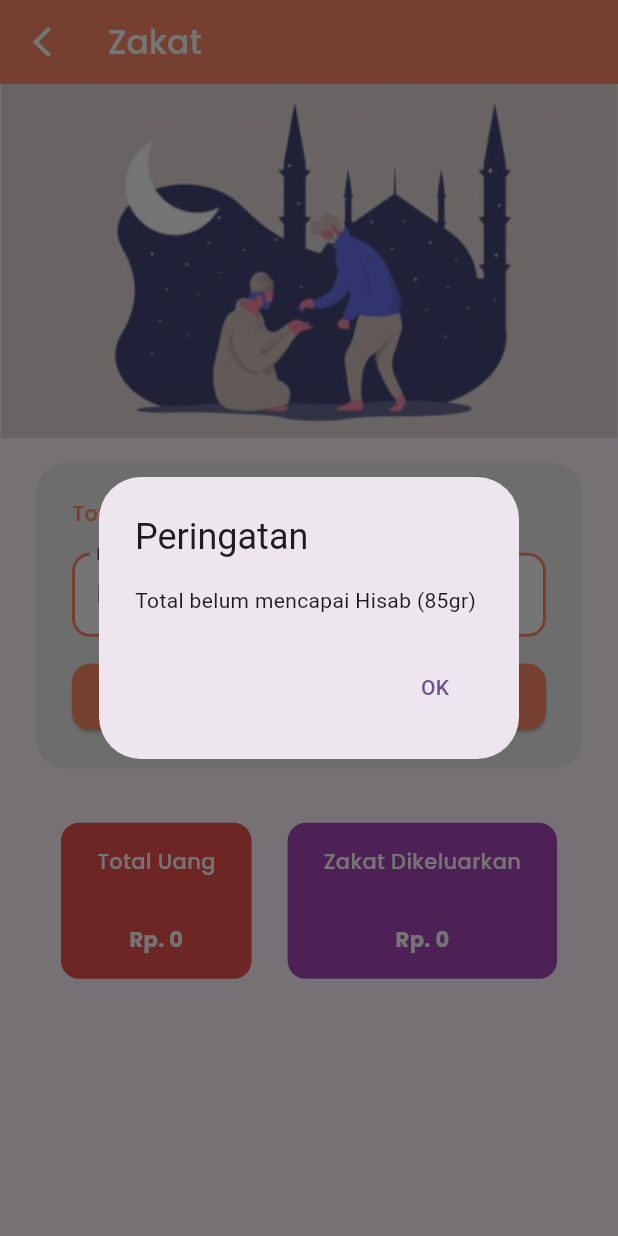
After one commit to hafizsiregar/Bitaqwa-v2, a Flutter app: the ZakatScreen screen opened by its route, after a tap on "OK", on a phone screen of 412 x 824 dp. The commit adds this screen. Run offline on Flutter 3.47's test engine with Material 3 defaults, Android fonts, the phone set to English and light mode, and no system bars; our stand-ins replace flutter_masked_text2.

Commit message:
add: zakat screen

```diff
--- a/lib/main.dart
+++ b/lib/main.dart
@@ -1,5 +1,6 @@
 import 'package:bitaqwa/presentation/screen/dashboard_screen.dart';
 import 'package:bitaqwa/presentation/screen/doa_screen.dart';
+import 'package:bitaqwa/presentation/screen/zakat_screen.dart';
 import 'package:flutter/material.dart';
 
 void main() {
@@ -18,7 +19,8 @@ class MyApp extends StatelessWidget {
       ),
       routes: {
         '/': (context) => const DashboardScreen(),
-        'doa': (context) => const DoaScreen()
+        'doa': (context) => const DoaScreen(),
+        'zakat': (context) => const ZakatScreen(),
       },
     );
   }
--- a/lib/presentation/screen/dashboard_screen.dart
+++ b/lib/presentation/screen/dashboard_screen.dart
@@ -125,7 +125,11 @@ class DashboardScreen extends StatelessWidget {
               const SizedBox(
                 width: 12,
               ),
-              Column(
+              GestureDetector(
+                onTap: () {
+                  Navigator.pushNamed(context, 'zakat');
+                },
+                child: Column(
                   children: [
                     Image.asset(
                       'assets/images/ic_menu_zakat.png',
@@ -138,6 +142,7 @@ class DashboardScreen extends StatelessWidget {
                       ),
                     ),
                   ],
+                ),
               ),
               const SizedBox(
                 width: 12,
--- /dev/null
+++ b/lib/presentation/screen/zakat_screen.dart
@@ -0,0 +1,253 @@
+import 'package:bitaqwa/utils/color_constant.dart';
+import 'package:flutter/material.dart';
+import 'package:flutter_masked_text2/flutter_masked_text2.dart';
+import 'package:intl/intl.dart';
+
+class ZakatScreen extends StatefulWidget {
+  const ZakatScreen({super.key});
+
+  @override
+  State<ZakatScreen> createState() => _ZakatScreenState();
+}
+
+class _ZakatScreenState extends State<ZakatScreen> {
+  final MoneyMaskedTextController controllerRupiah = MoneyMaskedTextController(
+    thousandSeparator: '.',
+    precision: 0,
+    decimalSeparator: '',
+  );
+  double totalHarta = 0;
+  double zakatDikeluarkan = 0;
+  final double minimumHarta = 85000000;
+
+  String formattedTotalHarta = '';
+  String formattedZakatDikeluarkan = '';
+
+  void hitungZakat() {
+    String cleanValue = controllerRupiah.text.replaceAll('.', '');
+    double inputValue = double.tryParse(cleanValue) ?? 0;
+
+    if (inputValue >= minimumHarta) {
+      setState(() {
+        totalHarta = inputValue;
+        zakatDikeluarkan = (inputValue * 2.5) / 100;
+      });
+
+      formattedTotalHarta = NumberFormat.currency(locale: 'id_ID', symbol: 'Rp')
+          .format(totalHarta);
+      formattedZakatDikeluarkan =
+          NumberFormat.currency(locale: 'id_ID', symbol: 'Rp')
+              .format(zakatDikeluarkan);
+    } else {
+      showDialog(
+        context: context,
+        builder: (context) => AlertDialog(
+          title: const Text('Peringatan'),
+          content: const Text('Total belum mencapai Hisab (85gr)'),
+          actions: <Widget>[
+            TextButton(
+              onPressed: () {
+                Navigator.of(context).pop();
+              },
+              child: const Text('OK'),
+            ),
+          ],
+        ),
+      );
+    }
+  }
+
+  @override
+  Widget build(BuildContext context) {
+    String formattedTotalHarta = controllerRupiah.text.replaceAll('.', ',');
+    String formattedZakatDikeluarkan =
+        zakatDikeluarkan.toStringAsFixed(0).replaceAll('.', ',');
+    return Scaffold(
+      appBar: AppBar(
+        backgroundColor: ColorConstant.colorPrimary,
+        title: Text(
+          'Zakat',
+          style: TextStyle(
+            color: ColorConstant.colorWhite,
+            fontFamily: "PoppinsMedium",
+          ),
+        ),
+        leading: IconButton(
+          icon: Icon(
+            Icons.arrow_back_ios_new_outlined,
+            color: ColorConstant.colorWhite,
+          ),
+          onPressed: () {
+            Navigator.pop(context);
+          },
+        ),
+      ),
+      body: ListView(
+        children: [
+          Image.asset('assets/images/bg_header_zakat.png'),
+          const SizedBox(height: 16),
+          Container(
+            padding: const EdgeInsets.all(24),
+            margin: const EdgeInsets.symmetric(horizontal: 24),
+            decoration: BoxDecoration(
+              borderRadius: BorderRadius.circular(20),
+              color: Colors.grey[200],
+            ),
+            child: Column(
+              crossAxisAlignment: CrossAxisAlignment.start,
+              children: [
+                Text(
+                  "Total Harta",
+                  style: TextStyle(
+                    color: ColorConstant.colorPrimary,
+                    fontSize: 14,
+                    fontFamily: "PoppinsMedium",
+                  ),
+                ),
+                const SizedBox(
+                  height: 16,
+                ),
+                TextFormField(
+                  controller: controllerRupiah,
+                  keyboardType: TextInputType.number,
+                  decoration: InputDecoration(
+                    labelText: 'Masukkan Total Harta',
+                    labelStyle: TextStyle(
+                      color: ColorConstant.colorText,
+                      fontSize: 14,
+                    ),
+                    fillColor: ColorConstant.colorWhite,
+                    filled: true,
+                    prefixText: 'Rp. ',
+                    border: OutlineInputBorder(
+                      borderRadius: BorderRadius.circular(
+                        12.0,
+                      ),
+                    ),
+                    enabledBorder: OutlineInputBorder(
+                      borderRadius: BorderRadius.circular(12.0),
+                      borderSide: BorderSide(
+                        color: ColorConstant.colorPrimary,
+                        width: 2.0,
+                      ),
+                    ),
+                    focusedBorder: OutlineInputBorder(
+                      borderRadius: BorderRadius.circular(12.0),
+                      borderSide: BorderSide(
+                        color: ColorConstant.colorPrimary,
+                        width: 2.0,
+                      ),
+                    ),
+                  ),
+                ),
+                const SizedBox(
+                  height: 16,
+                ),
+                ElevatedButton(
+                  onPressed: () {
+                    hitungZakat();
+                  },
+                  style: ElevatedButton.styleFrom(
+                    backgroundColor: ColorConstant.colorPrimary,
+                    shape: RoundedRectangleBorder(
+                      borderRadius: BorderRadius.circular(
+                        12,
+                      ),
+                    ),
+                    padding: const EdgeInsets.all(12),
+                    minimumSize: const Size(
+                      double.infinity,
+                      0,
+                    ),
+                  ),
+                  child: Text(
+                    "OK",
+                    style: TextStyle(
+                      color: ColorConstant.colorWhite,
+                    ),
+                  ),
+                ),
+              ],
+            ),
+          ),
+          const SizedBox(
+            height: 36,
+          ),
+          Row(
+            mainAxisAlignment: MainAxisAlignment.center,
+            children: [
+              Container(
+                padding: const EdgeInsets.symmetric(
+                  horizontal: 24,
+                  vertical: 16,
+                ),
+                decoration: BoxDecoration(
+                  borderRadius: BorderRadius.circular(12),
+                  color: Colors.red[400],
+                ),
+                child: Column(
+                  crossAxisAlignment: CrossAxisAlignment.center,
+                  children: [
+                    Text(
+                      "Total Uang",
+                      style: TextStyle(
+                        color: ColorConstant.colorWhite,
+                        fontFamily: "PoppinsMedium",
+                      ),
+                    ),
+                    const SizedBox(
+                      height: 32,
+                    ),
+                    Text(
+                      "Rp. $formattedTotalHarta",
+                      style: TextStyle(
+                        color: ColorConstant.colorWhite,
+                        fontFamily: "PoppinsBold",
+                      ),
+                    ),
+                  ],
+                ),
+              ),
+              const SizedBox(
+                width: 24,
+              ),
+              Container(
+                padding: const EdgeInsets.symmetric(
+                  horizontal: 24,
+                  vertical: 16,
+                ),
+                decoration: BoxDecoration(
+                  borderRadius: BorderRadius.circular(12),
+                  color: Colors.purple[400],
+                ),
+                child: Column(
+                  crossAxisAlignment: CrossAxisAlignment.center,
+                  children: [
+                    Text(
+                      "Zakat Dikeluarkan",
+                      textAlign: TextAlign.center,
+                      style: TextStyle(
+                        color: ColorConstant.colorWhite,
+                        fontFamily: "PoppinsMedium",
+                      ),
+                    ),
+                    const SizedBox(
+                      height: 32,
+                    ),
+                    Text(
+                      "Rp. $formattedZakatDikeluarkan",
+                      style: TextStyle(
+                        color: ColorConstant.colorWhite,
+                        fontFamily: "PoppinsBold",
+                      ),
+                    ),
+                  ],
+                ),
+              ),
+            ],
+          ),
+        ],
+      ),
+    );
+  }
+}
--- a/pubspec.yaml
+++ b/pubspec.yaml
@@ -35,6 +35,8 @@ dependencies:
   # The following adds the Cupertino Icons font to your application.
   # Use with the CupertinoIcons class for iOS style icons.
   cupertino_icons: ^1.0.6
+  flutter_masked_text2: ^0.9.1
+  intl: ^0.19.0
 
 dev_dependencies:
   flutter_test:
```
Also changed, not shown: pubspec.lock. Lines whose indentation alone changed are shown as unchanged.
